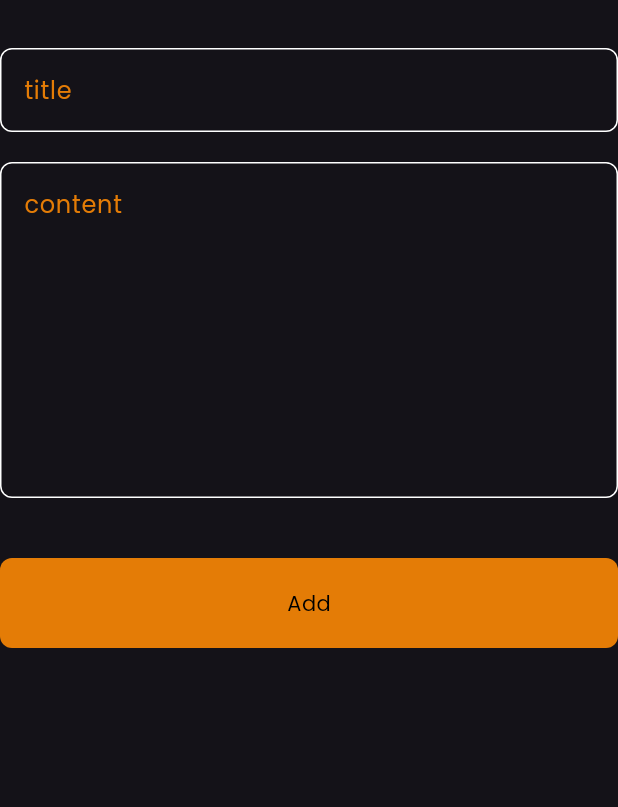
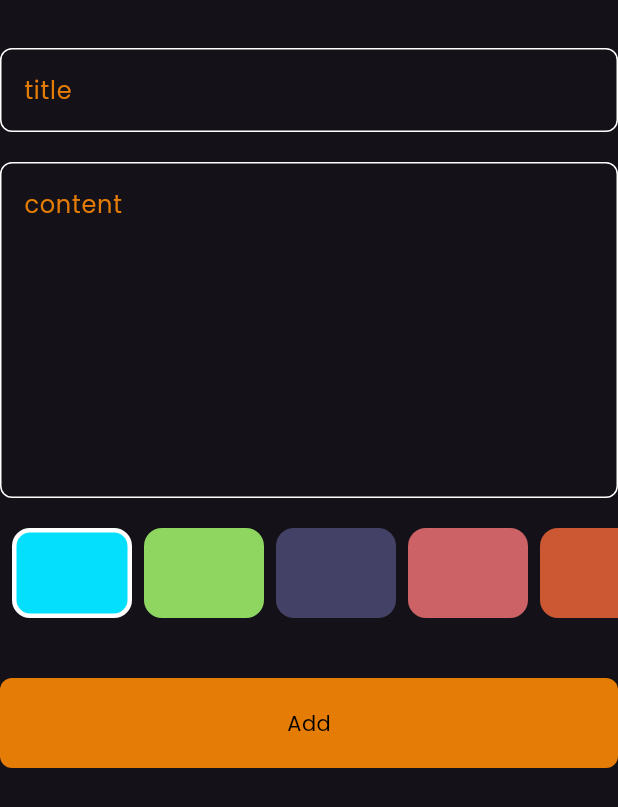
Before and after one commit to Beso-07/Notes-App, a Flutter app: the AddNoteForm widget shown alone on an empty page, opened directly, on a phone screen of 412 x 824 dp. Shown: the top 807 px of the screen. Run offline on Flutter 3.47's test engine with Material 3 defaults, Android fonts, the phone set to English and light mode, and no system bars; our stand-ins replace bloc, flutter_bloc, hive, hive_flutter; accounts and stored records are empty.

Commit message:
add colors

```diff
--- /dev/null
+++ b/lib/views/Colors/color_item.dart
@@ -0,0 +1,35 @@
+import 'package:flutter/material.dart';
+
+class ColorItem extends StatelessWidget {
+  final Color color;
+  final bool isSelected;
+  final VoidCallback onTap;
+
+  const ColorItem({
+    super.key,
+    required this.color,
+    required this.isSelected,
+    required this.onTap,
+  });
+
+  @override
+  Widget build(BuildContext context) {
+    return Padding(
+      padding: const EdgeInsets.only(left: 8),
+      child: GestureDetector(
+        onTap: onTap,
+        child: Container(
+          width: 80,
+          height: 40,
+          decoration: BoxDecoration(
+            color: color,
+            borderRadius: BorderRadius.circular(12),
+            border: isSelected
+                ? Border.all(color: Colors.white, width: 3)
+                : null,
+          ),
+        ),
+      ),
+    );
+  }
+}
--- /dev/null
+++ b/lib/views/Colors/colors_list_view.dart
@@ -0,0 +1,53 @@
+import 'package:flutter/material.dart';
+import 'package:notesapp/views/colors/color_item.dart';
+
+class ColorsListView extends StatefulWidget {
+  final ValueChanged<Color> onColorSelected; // 👈 callback
+
+  const ColorsListView({super.key, required this.onColorSelected});
+
+  @override
+  State<ColorsListView> createState() => _ColorsListViewState();
+}
+
+class _ColorsListViewState extends State<ColorsListView> {
+  int selectedIndex = 0;
+
+  final List<Color> colors = [
+    Color(0xff03dffc),
+    Color(0xff8ed660),
+    Color(0xff434166),
+    Color(0xffcc6265),
+    Color(0xffcc5733),
+    Color(0xff32d996),
+    Color(0xff03fce8),
+    Color(0xffde5c4e),
+    Color(0xffa6b037),
+    Color(0xff3e50c7),
+    Color(0xff8a6538),
+    Color(0xffb03188),
+  ];
+
+  @override
+  Widget build(BuildContext context) {
+    return SizedBox(
+      height: 60,
+      child: ListView.builder(
+        itemCount: colors.length,
+        scrollDirection: Axis.horizontal,
+        itemBuilder: (context, index) {
+          return ColorItem(
+            color: colors[index],
+            isSelected: selectedIndex == index,
+            onTap: () {
+              setState(() {
+                selectedIndex = index;
+              });
+              widget.onColorSelected(colors[index]);
+            },
+          );
+        },
+      ),
+    );
+  }
+}
--- a/lib/views/addNote/add_note_form.dart
+++ b/lib/views/addNote/add_note_form.dart
@@ -2,6 +2,7 @@ import 'package:flutter/material.dart';
 import 'package:flutter_bloc/flutter_bloc.dart';
 import 'package:notesapp/cubits/add_note_cubit/add_note_cubit.dart';
 import 'package:notesapp/models/note_model.dart';
+import 'package:notesapp/views/colors/colors_list_view.dart';
 import 'package:notesapp/views/widgets/custom_button.dart';
 import 'package:notesapp/views/widgets/custom_text_field.dart';
 
@@ -16,6 +17,7 @@ class _AddNoteFormState extends State<AddNoteForm> {
   final GlobalKey<FormState> formkey = GlobalKey();
   AutovalidateMode autovalidateMode = AutovalidateMode.disabled;
   String? title, subTitle;
+  Color selectedColor = Colors.blueAccent;
 
   @override
   Widget build(BuildContext context) {
@@ -40,6 +42,13 @@ class _AddNoteFormState extends State<AddNoteForm> {
               subTitle = value;
             },
           ),
+          const SizedBox(height: 20),
+
+          ColorsListView(
+            onColorSelected: (color) {
+              selectedColor = color;
+            },
+          ),
           const SizedBox(height: 40),
           BlocBuilder<AddNoteCubit, AddNoteState>(
             builder: (context, state) {
@@ -53,7 +62,7 @@ class _AddNoteFormState extends State<AddNoteForm> {
                       content: subTitle!,
                       date:
                           "${DateTime.now().day}/${DateTime.now().month}/${DateTime.now().year}",
-                      color: Colors.cyanAccent.value,
+                      color: selectedColor.value,
                     );
 
                     BlocProvider.of<AddNoteCubit>(context).addNote(noteModel);
--- a/lib/views/notes/note_item.dart
+++ b/lib/views/notes/note_item.dart
@@ -25,7 +25,7 @@ class NoteItem extends StatelessWidget {
         padding: const EdgeInsets.only(top: 24, bottom: 24, left: 24, right: 8),
         decoration: BoxDecoration(
           borderRadius: BorderRadius.circular(16),
-          color: const Color.fromARGB(255, 209, 184, 114),
+          color:  Color(note.color),
         ),
         child: Column(
           crossAxisAlignment: CrossAxisAlignment.end,
```
